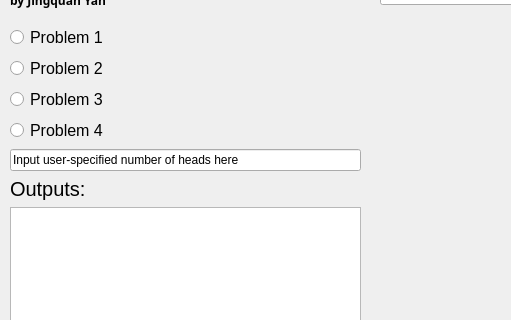
Before: the Qt Designer form HW1/mainWindow.ui in ethanyanjq/EE511, drawn with Qt 5; both pictures show x 0 to 511 and y 116 to 436 of the 1072 by 633 pixel window.
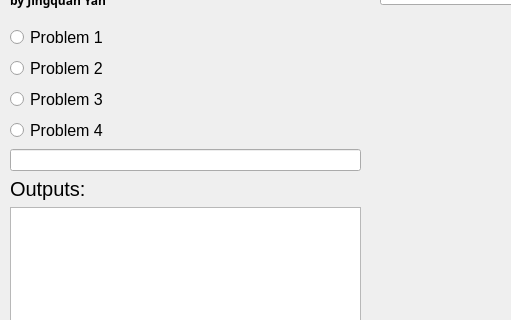
After: the same form once the commit is applied. Custom widgets are drawn as their Qt base class.

Commit message: few bugs fixed concerning invalid input

The edit to the form file:
```diff
--- a/HW1/mainWindow.ui
+++ b/HW1/mainWindow.ui
@@ -112,7 +112,7 @@
         </font>
        </property>
        <property name="text">
-        <string>Input user-specified number of heads here</string>
+        <string/>
        </property>
       </widget>
      </item>
```
The commit also changes 3 other files.
